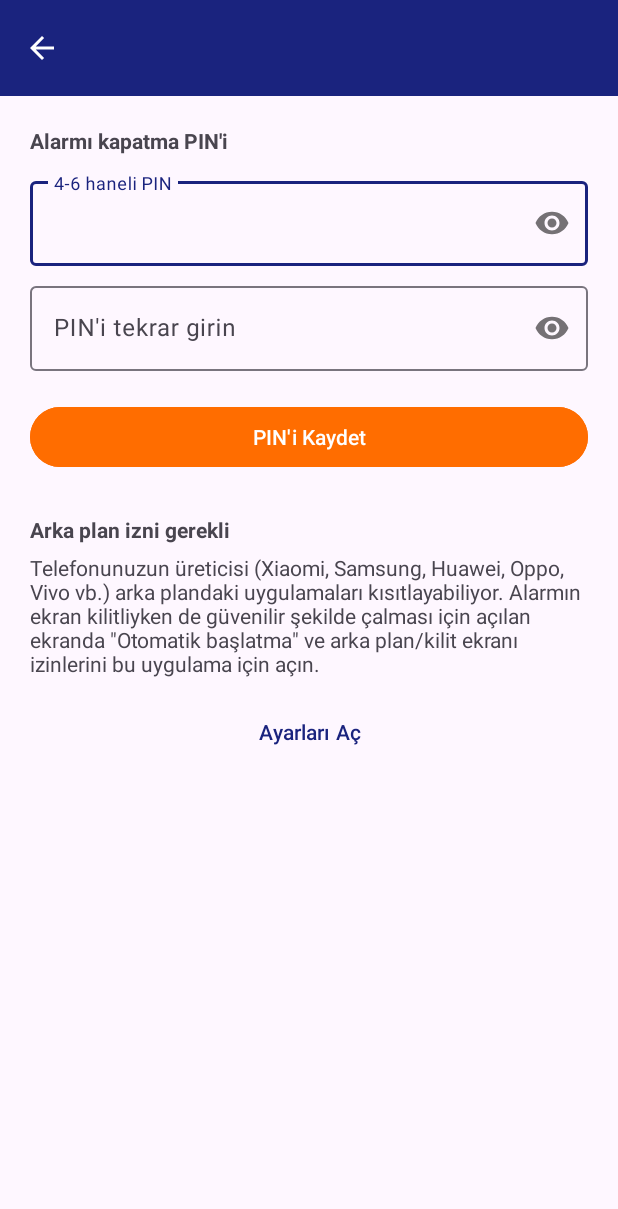
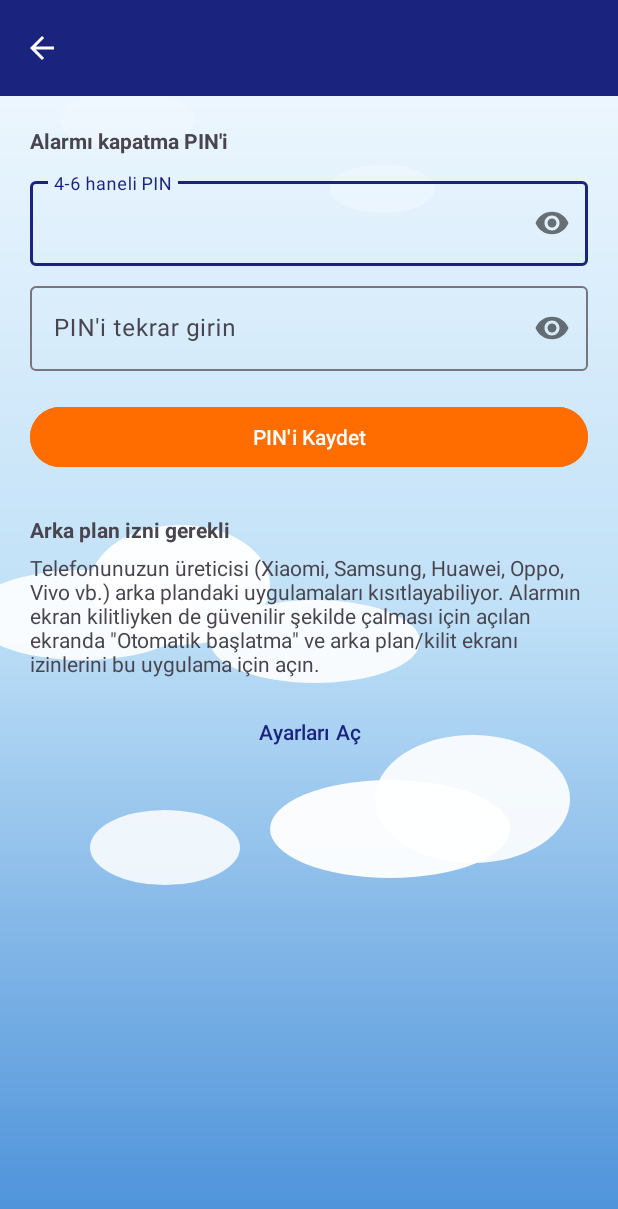
Before and after one commit to metehanyl/-alar-Saat-, an Android app: the SettingsActivity screen opened directly, with no data from a screen before it, on a phone screen of 412 x 824 dp. Shown: the top 1209 px of the screen. Run offline under Robolectric (Android 15) with nearby library versions, the phone set to English and light mode, and no system bars.

Commit message:
Force light theme, add sky/clouds background, and Yıldırım logo watermark
Removes DayNight theme parent so the app no longer switches to a dark
variant, adds a layered sky-gradient/cloud background drawable as the
app's window background, and places a small semi-transparent logo
watermark in the bottom-right corner of the main screen.

```diff
--- /dev/null
+++ b/app/src/main/res/drawable/bg_sky_clouds.xml
@@ -0,0 +1,102 @@
+<?xml version="1.0" encoding="utf-8"?>
+<layer-list xmlns:android="http://schemas.android.com/apk/res/android">
+
+    <item>
+        <shape android:shape="rectangle">
+            <gradient
+                android:angle="90"
+                android:startColor="#4A90D9"
+                android:centerColor="#BFE0F7"
+                android:endColor="#F4FAFF" />
+        </shape>
+    </item>
+
+    <item
+        android:width="90dp"
+        android:height="40dp"
+        android:top="60dp"
+        android:left="40dp"
+        android:gravity="top|left">
+        <shape android:shape="oval">
+            <solid android:color="#33FFFFFF" />
+        </shape>
+    </item>
+
+    <item
+        android:width="70dp"
+        android:height="32dp"
+        android:top="110dp"
+        android:left="220dp"
+        android:gravity="top|left">
+        <shape android:shape="oval">
+            <solid android:color="#40FFFFFF" />
+        </shape>
+    </item>
+
+    <item
+        android:width="150dp"
+        android:height="60dp"
+        android:top="380dp"
+        android:left="-20dp"
+        android:gravity="top|left">
+        <shape android:shape="oval">
+            <solid android:color="#E6FFFFFF" />
+        </shape>
+    </item>
+
+    <item
+        android:width="120dp"
+        android:height="80dp"
+        android:top="350dp"
+        android:left="60dp"
+        android:gravity="top|left">
+        <shape android:shape="oval">
+            <solid android:color="#F2FFFFFF" />
+        </shape>
+    </item>
+
+    <item
+        android:width="140dp"
+        android:height="55dp"
+        android:top="400dp"
+        android:left="140dp"
+        android:gravity="top|left">
+        <shape android:shape="oval">
+            <solid android:color="#E6FFFFFF" />
+        </shape>
+    </item>
+
+    <item
+        android:width="160dp"
+        android:height="65dp"
+        android:top="520dp"
+        android:left="180dp"
+        android:gravity="top|left">
+        <shape android:shape="oval">
+            <solid android:color="#F2FFFFFF" />
+        </shape>
+    </item>
+
+    <item
+        android:width="130dp"
+        android:height="85dp"
+        android:top="490dp"
+        android:left="250dp"
+        android:gravity="top|left">
+        <shape android:shape="oval">
+            <solid android:color="#E6FFFFFF" />
+        </shape>
+    </item>
+
+    <item
+        android:width="100dp"
+        android:height="50dp"
+        android:top="540dp"
+        android:left="60dp"
+        android:gravity="top|left">
+        <shape android:shape="oval">
+            <solid android:color="#D9FFFFFF" />
+        </shape>
+    </item>
+
+</layer-list>
--- a/app/src/main/res/layout/activity_main.xml
+++ b/app/src/main/res/layout/activity_main.xml
@@ -197,4 +197,16 @@
         android:src="@drawable/ic_add"
         app:backgroundTint="@color/accent" />
 
+    <ImageView
+        android:id="@+id/imageLogo"
+        android:layout_width="40dp"
+        android:layout_height="40dp"
+        android:layout_gravity="bottom|end"
+        android:layout_marginEnd="24dp"
+        android:layout_marginBottom="94dp"
+        android:adjustViewBounds="true"
+        android:alpha="0.9"
+        android:contentDescription="@null"
+        android:src="@drawable/logo_yildirim" />
+
 </androidx.coordinatorlayout.widget.CoordinatorLayout>
--- a/app/src/main/res/values/themes.xml
+++ b/app/src/main/res/values/themes.xml
@@ -1,13 +1,14 @@
 <?xml version="1.0" encoding="utf-8"?>
 <resources xmlns:tools="http://schemas.android.com/tools">
-    <style name="Theme.CalarSaat" parent="Theme.Material3.DayNight.NoActionBar">
+    <style name="Theme.CalarSaat" parent="Theme.Material3.Light.NoActionBar">
         <item name="colorPrimary">@color/primary</item>
         <item name="colorPrimaryDark">@color/primary_dark</item>
         <item name="colorSecondary">@color/accent</item>
         <item name="android:statusBarColor" tools:targetApi="21">@color/primary_dark</item>
+        <item name="android:windowBackground">@drawable/bg_sky_clouds</item>
     </style>
 
-    <style name="Theme.CalarSaat.Ring" parent="Theme.Material3.DayNight.NoActionBar">
+    <style name="Theme.CalarSaat.Ring" parent="Theme.Material3.Light.NoActionBar">
         <item name="android:windowBackground">@color/ring_background</item>
         <item name="android:statusBarColor" tools:targetApi="21">@color/ring_background</item>
         <item name="android:windowFullscreen">false</item>
```
Also changed, not shown: app/src/main/res/drawable-nodpi/logo_yildirim.png (added).
